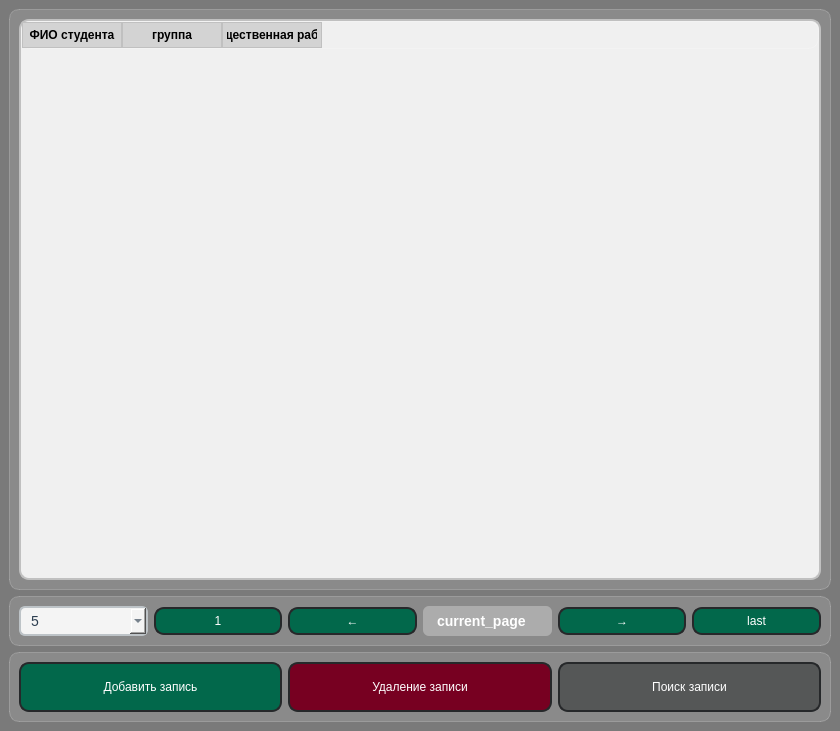
The window that lab2/ui/mainWindow.ui (suyeatolog/PPOIS_2) describes before a commit, drawn with Qt 5.
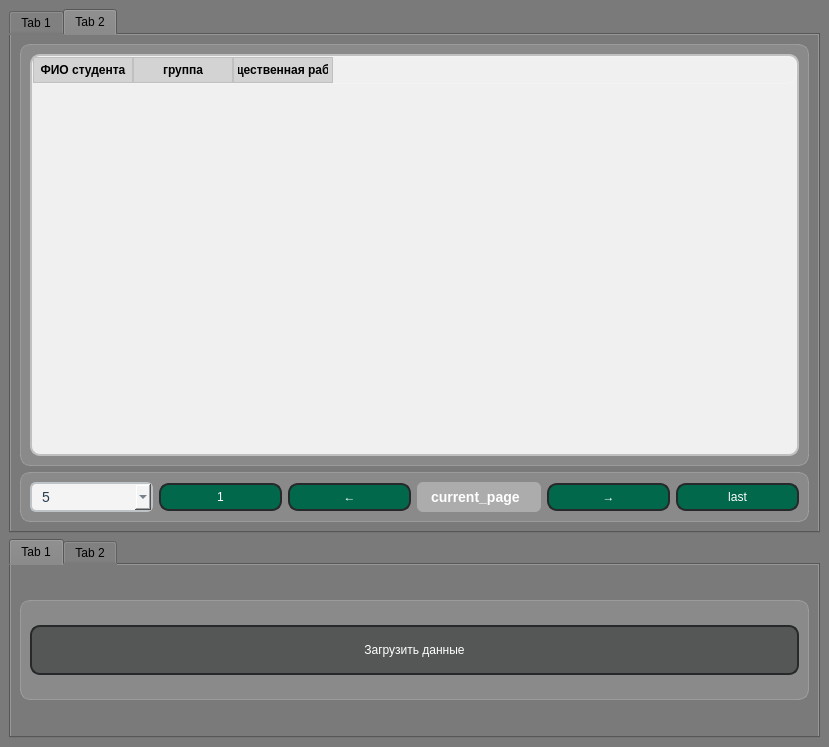
The same window after the commit. The open tabs and pages were chosen to show the change.

Commit message: fix: tab widget fow main_window

```diff
--- a/lab2/ui/mainWindow.ui
+++ b/lab2/ui/mainWindow.ui
@@ -6,10 +6,22 @@
    <rect>
     <x>0</x>
     <y>0</y>
-    <width>840</width>
-    <height>731</height>
+    <width>829</width>
+    <height>747</height>
    </rect>
   </property>
+  <property name="minimumSize">
+   <size>
+    <width>829</width>
+    <height>747</height>
+   </size>
+  </property>
+  <property name="maximumSize">
+   <size>
+    <width>829</width>
+    <height>747</height>
+   </size>
+  </property>
   <property name="windowTitle">
    <string>MainWindow</string>
   </property>
@@ -17,6 +29,36 @@
    <string notr="true">background-color: rgb(122, 122, 122);</string>
   </property>
   <widget class="QWidget" name="centralwidget">
+   <layout class="QVBoxLayout" name="verticalLayout_6">
+    <item>
+     <widget class="QTabWidget" name="introOrTableWidget">
+      <property name="minimumSize">
+       <size>
+        <width>0</width>
+        <height>100</height>
+       </size>
+      </property>
+      <property name="maximumSize">
+       <size>
+        <width>16777215</width>
+        <height>1000</height>
+       </size>
+      </property>
+      <property name="styleSheet">
+       <string notr="true"/>
+      </property>
+      <property name="currentIndex">
+       <number>1</number>
+      </property>
+      <widget class="QWidget" name="tab_3">
+       <attribute name="title">
+        <string>Tab 1</string>
+       </attribute>
+      </widget>
+      <widget class="QWidget" name="tab_4">
+       <attribute name="title">
+        <string>Tab 2</string>
+       </attribute>
    <layout class="QVBoxLayout" name="verticalLayout">
     <item>
      <widget class="QFrame" name="frame_2">
@@ -43,6 +85,12 @@
       <layout class="QVBoxLayout" name="verticalLayout_2">
        <item>
         <widget class="QTableWidget" name="mainTable">
+             <property name="minimumSize">
+              <size>
+               <width>0</width>
+               <height>400</height>
+              </size>
+             </property>
          <property name="styleSheet">
           <string notr="true">QTableWidget {
     background-color: #f0f0f0;
@@ -328,8 +376,122 @@
       </layout>
      </widget>
     </item>
+       </layout>
+      </widget>
+     </widget>
+    </item>
+    <item>
+     <widget class="QTabWidget" name="tabWidget">
+      <property name="minimumSize">
+       <size>
+        <width>0</width>
+        <height>100</height>
+       </size>
+      </property>
+      <property name="maximumSize">
+       <size>
+        <width>16777215</width>
+        <height>200</height>
+       </size>
+      </property>
+      <property name="styleSheet">
+       <string notr="true"/>
+      </property>
+      <property name="currentIndex">
+       <number>1</number>
+      </property>
+      <widget class="QWidget" name="tab_5">
+       <attribute name="title">
+        <string>Tab 1</string>
+       </attribute>
+       <layout class="QVBoxLayout" name="verticalLayout_5">
+        <item>
+         <widget class="QFrame" name="frame_4">
+          <property name="minimumSize">
+           <size>
+            <width>0</width>
+            <height>0</height>
+           </size>
+          </property>
+          <property name="maximumSize">
+           <size>
+            <width>16777215</width>
+            <height>100</height>
+           </size>
+          </property>
+          <property name="styleSheet">
+           <string notr="true">QFrame {
+    background-color: rgba(255, 255, 255, 30); 
+    border-radius: 10px;
+    border: 1px solid rgba(255, 255, 255, 50);
+}
+
+QTableWidget {
+    background-color: transparent;
+    border: none;
+    gridline-color: rgba(255, 255, 255, 20);
+}
+</string>
+          </property>
+          <property name="frameShape">
+           <enum>QFrame::Shape::StyledPanel</enum>
+          </property>
+          <property name="frameShadow">
+           <enum>QFrame::Shadow::Raised</enum>
+          </property>
+          <layout class="QVBoxLayout" name="verticalLayout_4">
+           <item>
+            <widget class="QPushButton" name="loadButton">
+             <property name="minimumSize">
+              <size>
+               <width>0</width>
+               <height>50</height>
+              </size>
+             </property>
+             <property name="styleSheet">
+              <string notr="true">QPushButton {	
+	background-color: rgb(85, 87, 87);
+	border-style: solid;
+	border-width: 2px;
+	border-color: #26282a;
+	border-radius: 10px;
+	padding: 5px;
+	font: bold 14px &quot;Segoe UI&quot;, sans-serif;
+	color: #ffffff;
+}
+
+QPushButton:hover {
+	background-color: rgb(164, 167, 167);
+}
+
+QPushButton:pressed {
+	background-color: rgb(85, 87, 87);
+	border-style: inset;
+}</string>
+             </property>
+             <property name="text">
+              <string>Загрузить данные</string>
+             </property>
+            </widget>
+           </item>
+          </layout>
+         </widget>
+        </item>
+       </layout>
+      </widget>
+      <widget class="QWidget" name="tab_6">
+       <attribute name="title">
+        <string>Tab 2</string>
+       </attribute>
+       <layout class="QVBoxLayout" name="verticalLayout_3">
     <item>
      <widget class="QFrame" name="frame">
+          <property name="maximumSize">
+           <size>
+            <width>16777215</width>
+            <height>100</height>
+           </size>
+          </property>
       <property name="styleSheet">
        <string notr="true">QFrame {
     background-color: rgba(255, 255, 255, 30); 
@@ -454,6 +616,10 @@
         </widget>
        </item>
       </layout>
+         </widget>
+        </item>
+       </layout>
+      </widget>
      </widget>
     </item>
    </layout>
```
Lines whose indentation alone changed are shown as unchanged. The commit also changes 1 other file.
